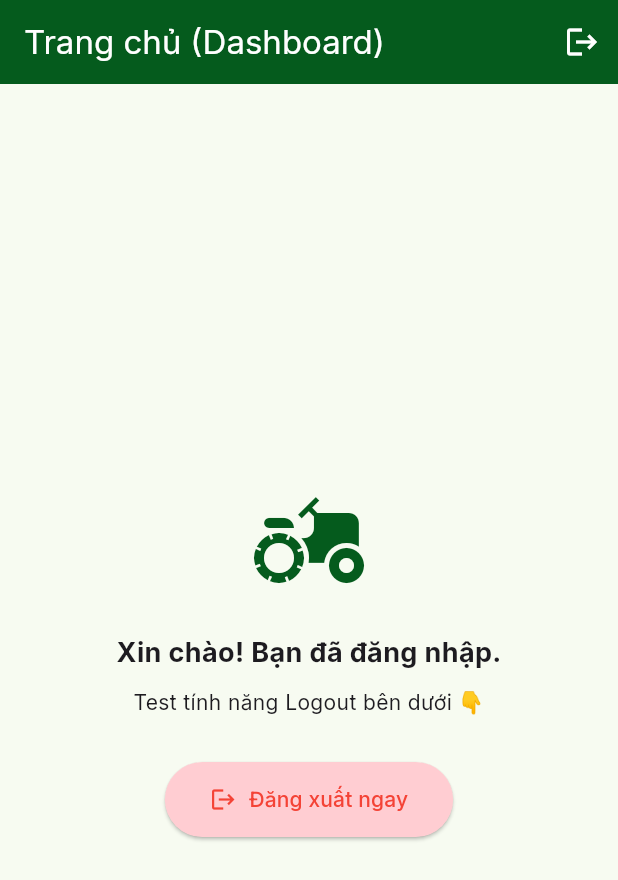
After one commit to ba-minh/my_app, a Flutter app: the DashboardScreen screen opened by its route, on a phone screen of 412 x 824 dp. The commit adds this screen. Shown: the top 880 px of the screen. Run offline on Flutter 3.47's test engine with Material 3 defaults, Android fonts, the phone set to English and light mode, and no system bars; our stand-ins replace cloud_firestore, equatable, firebase_auth, firebase_core, flutter_bloc, get_it and 3 more; accounts and stored records are empty; network calls fail.

Commit message:
save: luu toan bo code hien tai len github

```diff
--- a/lib/app/router/app_router.dart
+++ b/lib/app/router/app_router.dart
@@ -4,6 +4,7 @@ import '../../features/splash/presentation/screens/splash_screen.dart';
 import '../../features/auth/presentation/screens/login_screen.dart';
 import '../../features/auth/presentation/screens/auth_screen.dart';
 import '../../features/auth/presentation/screens/forgot_password_screen.dart';
+import '../../features/dashboard/presentation/screens/dashboard_screen.dart';
 
 final GoRouter appRouter = GoRouter(
   initialLocation: '/splash',
@@ -31,11 +32,7 @@ final GoRouter appRouter = GoRouter(
     // 4. Màn hình Dashboard
     GoRoute(
       path: '/dashboard',
-      builder: (context, state) {
-        return const Scaffold(
-          body: Center(child: Text("Dashboard IoT")),
-        );
-      },
+      builder: (context, state) => const DashboardScreen(),
     ),
   ],
 );
--- /dev/null
+++ b/lib/domain/usecases/check_auth_usecase.dart
@@ -0,0 +1,12 @@
+import '../entities/user_entity.dart';
+import '../repositories/auth_repository.dart';
+
+class CheckAuthUseCase {
+  final AuthRepository repository;
+
+  CheckAuthUseCase(this.repository);
+
+  Future<UserEntity?> call() {
+    return repository.getCurrentUser();
+  }
+}
--- /dev/null
+++ b/lib/domain/usecases/sign_out_usecase.dart
@@ -0,0 +1,11 @@
+import '../repositories/auth_repository.dart';
+
+class SignOutUseCase {
+  final AuthRepository repository;
+
+  SignOutUseCase(this.repository);
+
+  Future<void> call() {
+    return repository.signOut();
+  }
+}
--- a/lib/features/auth/presentation/blocs/auth_bloc.dart
+++ b/lib/features/auth/presentation/blocs/auth_bloc.dart
@@ -4,6 +4,10 @@ import 'package:firebase_auth/firebase_auth.dart';
 import '../../../../domain/usecases/sign_in_usecase.dart';
 import '../../../../domain/usecases/sign_up_usecase.dart';
 import '../../../../domain/usecases/reset_password_usecase.dart';
+import '../../../../domain/usecases/sign_in_google_usecase.dart';
+import '../../../../domain/usecases/check_auth_usecase.dart';
+import '../../../../domain/usecases/sign_out_usecase.dart';
+
 import '../../../../app/utils/auth_error_translator.dart';
 import 'auth_event.dart';
 import 'auth_state.dart';
@@ -12,45 +16,41 @@ class AuthBloc extends Bloc<AuthEvent, AuthState> {
   final SignInUseCase signInUseCase;
   final SignUpUseCase signUpUseCase;
   final ResetPasswordUseCase resetPasswordUseCase;
+  final SignInGoogleUseCase signInGoogleUseCase;
+  final CheckAuthUseCase checkAuthUseCase;
+  final SignOutUseCase signOutUseCase;
 
   AuthBloc({
     required this.signInUseCase,
-    required this.signUpUseCase,           // Nhận vào
-    required this.resetPasswordUseCase,    // Nhận vào
+    required this.signUpUseCase,
+    required this.resetPasswordUseCase,
+    required this.signInGoogleUseCase,
+    required this.checkAuthUseCase,
+    required this.signOutUseCase,
   }) : super(AuthInitial()) {
     on<LoginRequested>(_onLoginRequested);
     on<SignUpRequested>(_onSignUpRequested);
     on<ResetPasswordRequested>(_onResetPasswordRequested);
+    on<GoogleSignInRequested>(_onGoogleSignInRequested);
+    on<AuthCheckRequested>(_onAuthCheckRequested);
+    on<SignOutRequested>(_onSignOutRequested);
   }
 
   // 1. Xử lý Đăng nhập
   Future<void> _onLoginRequested(LoginRequested event, Emitter<AuthState> emit) async {
     emit(AuthLoading());
     try {
-      // 1. Gọi hàm đăng nhập như bình thường
       final userEntity = await signInUseCase(event.email, event.password);
-
-      // 2. [QUAN TRỌNG] Kiểm tra kỹ lại trạng thái Email
-      // Phải gọi instance trực tiếp để reload trạng thái mới nhất từ server
       final firebaseUser = FirebaseAuth.instance.currentUser;
-
       if (firebaseUser != null) {
-        // Làm mới thông tin (đề phòng trường hợp vừa bấm link xong nhưng app chưa cập nhật)
         await firebaseUser.reload();
-
         if (!firebaseUser.emailVerified) {
-          // 3. NẾU CHƯA XÁC THỰC:
-          // - Đăng xuất ngay lập tức
           await FirebaseAuth.instance.signOut();
-          // - Báo lỗi bắt đi xác thực
           emit(const AuthFailure("Email chưa được xác thực. Vui lòng kiểm tra hộp thư của bạn!"));
-          return; // Dừng lại, không cho chạy xuống dưới nữa
+          return;
         }
       }
-
-      // 4. Nếu đã xác thực -> Cho vào Dashboard
       emit(AuthSuccess(userEntity));
-
     } on FirebaseAuthException catch (e) {
       emit(AuthFailure(AuthErrorTranslator.translate(e.code)));
     } catch (e) {
@@ -63,12 +63,8 @@ class AuthBloc extends Bloc<AuthEvent, AuthState> {
     emit(AuthLoading());
     try {
       await signUpUseCase(event.email, event.password);
-
-      // Đăng ký xong -> KHÔNG vào Dashboard ngay
-      // Mà báo lỗi (thực ra là thông báo) để UI hiện lên bắt check mail
       emit(const AuthFailure("Tài khoản đã tạo thành công! Vui lòng kiểm tra Email để xác thực trước khi đăng nhập."));
     } on FirebaseAuthException catch (e) {
-       // Dịch lỗi tiếng Việt
       emit(AuthFailure(AuthErrorTranslator.translate(e.code)));
     } catch (e) {
       emit(AuthFailure(e.toString()));
@@ -80,11 +76,60 @@ class AuthBloc extends Bloc<AuthEvent, AuthState> {
     emit(AuthLoading());
     try {
       await resetPasswordUseCase(event.email);
-      // Mẹo: Tạm dùng AuthFailure để hiện thông báo thành công (vì UI đang hiện SnackBar cho Failure)
-      // Sau này ta sẽ làm chuẩn hơn.
       emit(const AuthFailure("Đã gửi email khôi phục! Vui lòng kiểm tra hộp thư."));
     } catch (e) {
       emit(AuthFailure(e.toString()));
     }
   }
+
+  // 4. Xử lý Đăng nhập Google (MỚI TINH)
+  Future<void> _onGoogleSignInRequested(GoogleSignInRequested event, Emitter<AuthState> emit) async {
+    emit(AuthLoading());
+    try {
+      final user = await signInGoogleUseCase();
+      emit(AuthSuccess(user));
+    } catch (e) {
+      if (e.toString().contains('hủy')) {
+        emit(AuthInitial());
+      } else {
+        emit(AuthFailure(e.toString()));
+      }
+    }
+  }
+
+  // 5: TỰ ĐỘNG KIỂM TRA ĐĂNG NHẬP (Khi mở App)
+  Future<void> _onAuthCheckRequested(AuthCheckRequested event, Emitter<AuthState> emit) async {
+    try {
+      // Gọi UseCase kiểm tra xem có ai đang đăng nhập không
+      final user = await checkAuthUseCase();
+
+      if (user != null) {
+        // Kiểm tra kỹ thêm 1 lần nữa xem email đã xác thực chưa (để an toàn)
+        final firebaseUser = FirebaseAuth.instance.currentUser;
+        if (firebaseUser != null && !firebaseUser.emailVerified) {
+             // Có user nhưng chưa xác thực email -> Bắt ra ngoài
+             await FirebaseAuth.instance.signOut();
+             emit(AuthInitial());
+        } else {
+             // Đã ngon lành -> Vào thẳng Dashboard
+             emit(AuthSuccess(user));
+        }
+      } else {
+        // Chưa đăng nhập -> Ở lại màn hình Login
+        emit(AuthInitial());
+      }
+    } catch (e) {
+      emit(AuthInitial());
+    }
+  }
+
+  // 6: ĐĂNG XUẤT (Sửa lỗi Google nhớ tài khoản cũ)
+  Future<void> _onSignOutRequested(SignOutRequested event, Emitter<AuthState> emit) async {
+    try {
+      await signOutUseCase(); // Lệnh này sẽ xóa cả session Google
+      emit(AuthInitial()); // Về màn hình đăng nhập
+    } catch (e) {
+      emit(AuthFailure(e.toString()));
+    }
+  }
 }
--- a/lib/features/auth/presentation/blocs/auth_event.dart
+++ b/lib/features/auth/presentation/blocs/auth_event.dart
@@ -31,3 +31,12 @@ class ResetPasswordRequested extends AuthEvent {
   @override
   List<Object> get props => [email];
 }
+
+// 4. Sự kiện Đăng nhập bằng Google
+class GoogleSignInRequested extends AuthEvent {}
+
+// 👇 5. Sự kiện Tự động kiểm tra đăng nhập (Khi mở App)
+class AuthCheckRequested extends AuthEvent {}
+
+// 👇 6. Sự kiện Đăng xuất
+class SignOutRequested extends AuthEvent {}
--- /dev/null
+++ b/lib/features/dashboard/presentation/screens/dashboard_screen.dart
@@ -0,0 +1,75 @@
+import 'package:flutter/material.dart';
+import 'package:flutter_bloc/flutter_bloc.dart';
+import 'package:go_router/go_router.dart';
+
+// Lưu ý: Sửa lại đường dẫn import nếu IDE báo đỏ
+import '../../../auth/presentation/blocs/auth_bloc.dart';
+import '../../../auth/presentation/blocs/auth_event.dart';
+import '../../../auth/presentation/blocs/auth_state.dart';
+
+class DashboardScreen extends StatelessWidget {
+  const DashboardScreen({super.key});
+
+  @override
+  Widget build(BuildContext context) {
+    // BlocListener: Lắng nghe trạng thái AuthBloc
+    return BlocListener<AuthBloc, AuthState>(
+      listener: (context, state) {
+        // Nếu trạng thái trở về Initial (tức là đã đăng xuất thành công)
+        if (state is AuthInitial) {
+          // Chuyển hướng về trang Login
+          // Lưu ý: Kiểm tra lại router của bạn xem đường dẫn login là '/' hay '/login'
+          context.go('/login');
+        }
+      },
+      child: Scaffold(
+        appBar: AppBar(
+          title: const Text("Trang chủ (Dashboard)"),
+          backgroundColor: const Color(0xFF055B1D), // Màu xanh nông trại
+          foregroundColor: Colors.white,
+          actions: [
+            // 👇 NÚT ĐĂNG XUẤT TRÊN THANH APPBAR
+            IconButton(
+              icon: const Icon(Icons.logout),
+              tooltip: "Đăng xuất",
+              onPressed: () {
+                // Gửi sự kiện yêu cầu đăng xuất
+                context.read<AuthBloc>().add(SignOutRequested());
+              },
+            ),
+          ],
+        ),
+        body: Center(
+          child: Column(
+            mainAxisAlignment: MainAxisAlignment.center,
+            children: [
+              const Icon(Icons.agriculture, size: 80, color: Color(0xFF055B1D)),
+              const SizedBox(height: 20),
+              const Text(
+                "Xin chào! Bạn đã đăng nhập.",
+                style: TextStyle(fontSize: 18, fontWeight: FontWeight.bold),
+              ),
+              const SizedBox(height: 10),
+              const Text("Test tính năng Logout bên dưới 👇"),
+              const SizedBox(height: 30),
+
+              // 👇 NÚT ĐĂNG XUẤT TO GIỮA MÀN HÌNH (CHO DỄ BẤM TEST)
+              ElevatedButton.icon(
+                onPressed: () {
+                  context.read<AuthBloc>().add(SignOutRequested());
+                },
+                icon: const Icon(Icons.logout),
+                label: const Text("Đăng xuất ngay"),
+                style: ElevatedButton.styleFrom(
+                  backgroundColor: Colors.red.shade100,
+                  foregroundColor: Colors.red,
+                  padding: const EdgeInsets.symmetric(horizontal: 30, vertical: 15),
+                ),
+              ),
+            ],
+          ),
+        ),
+      ),
+    );
+  }
+}
```
Also changed, not shown: lib/app/di/dependency_injection.dart (+16 -7 lines), lib/data/datasources/remote/auth_remote_datasource.dart (+36 -20 lines), lib/data/repositories/auth_repository_impl.dart (+22 -6 lines), lib/domain/repositories/auth_repository.dart (+8 -2 lines), lib/features/auth/presentation/screens/login_screen.dart (+12 -4 lines), lib/main.dart (+4 -5 lines), pubspec.lock.
